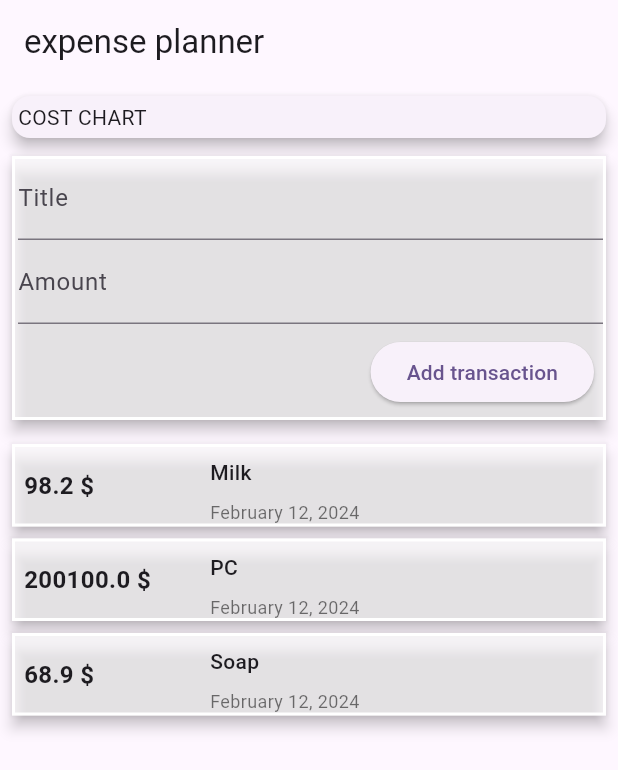
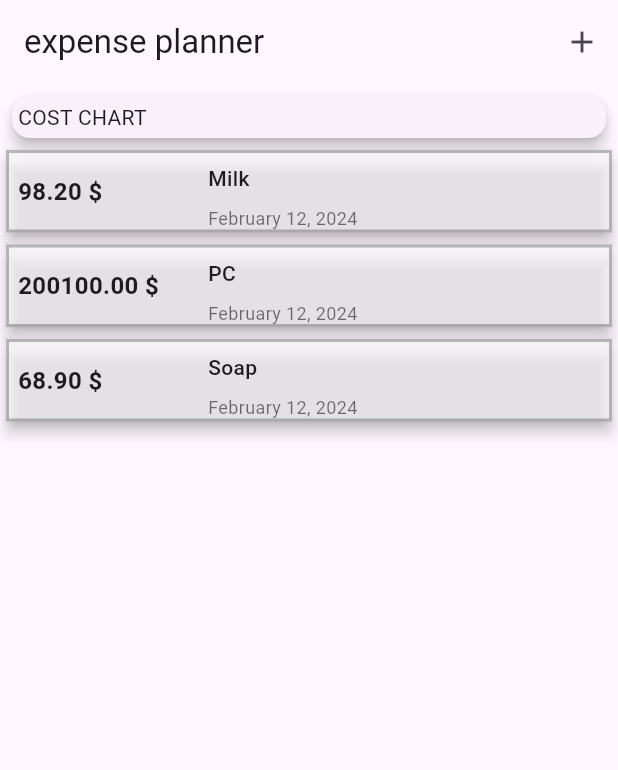
Before and after one commit to GarifullinII/expense_planner, a Flutter app: the screen it shows after launch, on a phone screen of 412 x 824 dp. Shown: the top 770 px of the screen. Run offline on Flutter 3.47's test engine with Material 3 defaults, Android fonts, the phone set to English and light mode, and no system bars.

Commit message:
add IconButton, func for add new transaction

```diff
--- a/lib/main.dart
+++ b/lib/main.dart
@@ -1,5 +1,8 @@
-import 'package:expense_planner/widgets/user_transactions.dart';
+import 'package:expense_planner/widgets/new_transaction.dart';
+import 'package:expense_planner/widgets/transaction_list.dart';
 import 'package:flutter/material.dart';
+
+import 'models/transaction.dart';
 
 void main() {
   runApp(const MyApp());
@@ -21,19 +24,79 @@ class MyApp extends StatelessWidget {
   }
 }
 
-class MyHomePage extends StatelessWidget {
+class MyHomePage extends StatefulWidget {
   const MyHomePage({super.key});
+
+  @override
+  State<MyHomePage> createState() => _MyHomePageState();
+}
+
+class _MyHomePageState extends State<MyHomePage> {
+  final List<Transaction> _transaction = [
+    Transaction(
+      id: 't1',
+      title: 'Milk',
+      amount: 98.20,
+      date: DateTime.now(),
+    ),
+    Transaction(
+      id: 't2',
+      title: 'PC',
+      amount: 200100,
+      date: DateTime.now(),
+    ),
+    Transaction(
+      id: 't3',
+      title: 'Soap',
+      amount: 68.90,
+      date: DateTime.now(),
+    ),
+  ];
+
+  void _userTransaction(String txTitle, double txAmount) {
+    final txTransaction = Transaction(
+      id: DateTime.now().toString(),
+      title: txTitle,
+      amount: txAmount,
+      date: DateTime.now(),
+    );
+    _transaction.add(txTransaction);
+    setState(() {});
+  }
+
+  void _addNewTransaction(BuildContext context) {
+    showModalBottomSheet(
+        context: context,
+        builder: (_) {
+          return GestureDetector(
+            onTap: () {},
+            behavior: HitTestBehavior.opaque,
+            child: NewTransaction(
+              newTransaction: _userTransaction,
+            ),
+          );
+        });
+  }
 
   @override
   Widget build(BuildContext context) {
     return Scaffold(
       appBar: AppBar(
         title: const Text('expense planner'),
+        actions: [
+          IconButton(
+            onPressed: () {
+              _addNewTransaction(context);
+            },
+            icon: const Icon(Icons.add),
           ),
-      body: const Column(
+        ],
+      ),
+      body: SingleChildScrollView(
+        child: Column(
           crossAxisAlignment: CrossAxisAlignment.stretch,
           children: [
-          Padding(
+            const Padding(
               padding: EdgeInsets.only(left: 4, top: 4, right: 4),
               child: Card(
                 elevation: 4,
@@ -43,8 +106,9 @@ class MyHomePage extends StatelessWidget {
                 ),
               ),
             ),
-          UserTransactions(),
+            TransactionList(userTransaction: _transaction),
           ],
+        ),
       ),
     );
   }
--- a/lib/widgets/new_transaction.dart
+++ b/lib/widgets/new_transaction.dart
@@ -11,37 +11,57 @@ class NewTransaction extends StatelessWidget {
   final titleController = TextEditingController();
   final amountController = TextEditingController();
 
+  void addTransaction() {
+    final enteredTitle = titleController.text;
+    final enteredAmount = double.parse(amountController.text);
+
+    if (enteredTitle.isEmpty || enteredAmount <= 0) {
+      return;
+    }
+
+    newTransaction(enteredTitle, enteredAmount);
+  }
+
   @override
   Widget build(BuildContext context) {
     return Card(
-      shape: Border.all(
-        color: Colors.white,
-        width: 2,
-      ),
-      borderOnForeground: true,
-      elevation: 4,
       color: Colors.white60,
       child: Column(
         crossAxisAlignment: CrossAxisAlignment.end,
         children: [
           Padding(
-            padding: const EdgeInsets.only(left: 4),
+            padding: const EdgeInsets.only(left: 4, top: 4, right: 4),
             child: TextField(
-              decoration: const InputDecoration(labelText: 'Title'),
+              decoration: InputDecoration(
+                border: OutlineInputBorder(
+                  borderRadius: BorderRadius.circular(20),
+                ),
+                labelText: 'Title',
+                fillColor: Colors.white,
+              ),
               controller: titleController,
+              onSubmitted: (_) => addTransaction(),
             ),
           ),
           Padding(
-            padding: const EdgeInsets.only(left: 4),
+            padding: const EdgeInsets.only(left: 4, top: 8, right: 4),
             child: TextField(
-              decoration: const InputDecoration(labelText: 'Amount'),
+              decoration: InputDecoration(
+                border: OutlineInputBorder(
+                  borderRadius: BorderRadius.circular(20),
+                ),
+                labelText: 'Amount',
+              ),
               controller: amountController,
+              keyboardType:
+                  const TextInputType.numberWithOptions(decimal: true),
+              onSubmitted: (_) => addTransaction(),
             ),
           ),
           Padding(
             padding: const EdgeInsets.all(8),
             child: ElevatedButton(
-              onPressed: () => newTransaction(titleController.text, double.parse(amountController.text)),
+              onPressed: addTransaction,
               child: const Text('Add transaction'),
             ),
           )
--- a/lib/widgets/transaction_list.dart
+++ b/lib/widgets/transaction_list.dart
@@ -19,7 +19,7 @@ class TransactionList extends StatelessWidget {
         itemBuilder: (BuildContext context, int index) {
           return Card(
             shape: Border.all(
-              color: Colors.white,
+              color: Colors.black26,
               width: 2,
             ),
             borderOnForeground: true,
@@ -35,7 +35,7 @@ class TransactionList extends StatelessWidget {
                       vertical: 16,
                     ),
                     child: Text(
-                      '${userTransaction[index].amount} \$',
+                      '${userTransaction[index].amount.toStringAsFixed(2)} \$',
                       style: const TextStyle(
                         fontSize: 16,
                         fontWeight: FontWeight.bold,
--- a/lib/widgets/user_transactions.dart
+++ /dev/null
@@ -1,65 +0,0 @@
-import 'package:expense_planner/widgets/transaction_list.dart';
-import 'package:flutter/material.dart';
-import '../models/transaction.dart';
-import 'new_transaction.dart';
-
-class UserTransactions extends StatefulWidget {
-  const UserTransactions({super.key});
-
-  @override
-  State<UserTransactions> createState() => _UserTransactionsState();
-}
-
-class _UserTransactionsState extends State<UserTransactions> {
-  final List<Transaction> _transaction = [
-    Transaction(
-      id: 't1',
-      title: 'Milk',
-      amount: 98.20,
-      date: DateTime.now(),
-    ),
-    Transaction(
-      id: 't2',
-      title: 'PC',
-      amount: 200100,
-      date: DateTime.now(),
-    ),
-    Transaction(
-      id: 't3',
-      title: 'Soap',
-      amount: 68.90,
-      date: DateTime.now(),
-    ),
-  ];
-
-  void _userTransaction(String txTitle, double txAmount) {
-    final txTransaction = Transaction(
-      id: DateTime.now().toString(),
-      title: txTitle,
-      amount: txAmount,
-      date: DateTime.now(),
-    );
-    _transaction.add(txTransaction);
-    setState(() {});
-  }
-
-  @override
-  Widget build(BuildContext context) {
-    return Column(
-      children: [
-        Padding(
-          padding: const EdgeInsets.all(4),
-          child: NewTransaction(
-            newTransaction: _userTransaction,
-          ),
-        ),
-        Padding(
-          padding: const EdgeInsets.all(4),
-          child: TransactionList(
-            userTransaction: _transaction,
-          ),
-        ),
-      ],
-    );
-  }
-}
```
Lines whose indentation alone changed are shown as unchanged.
